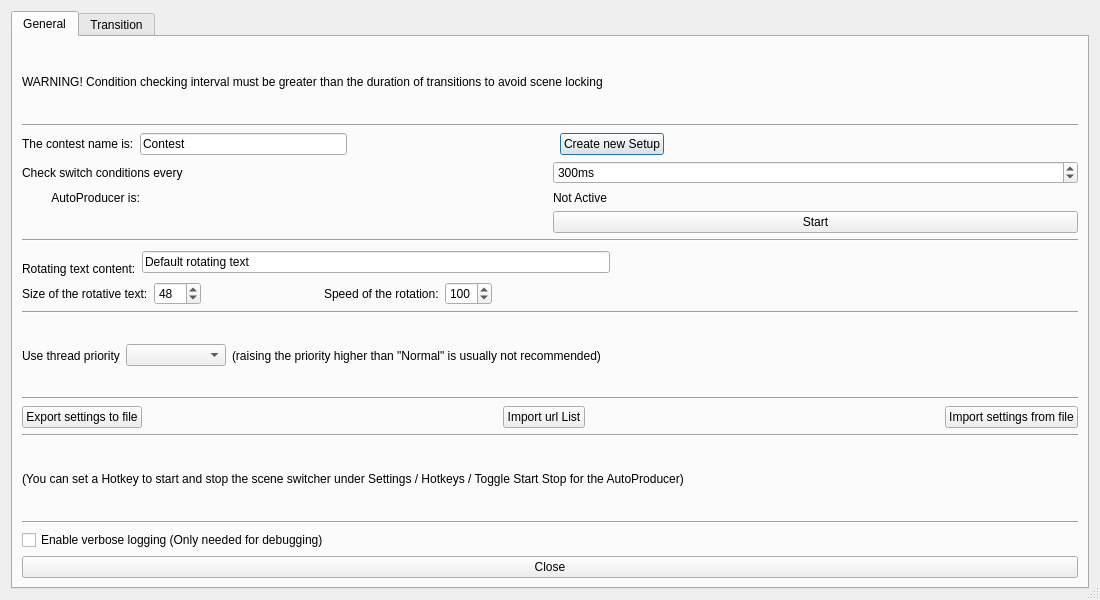
First picture: the form in forms/advanced-scene-switcher.ui, repository Bryshot/TFG, before the edit.
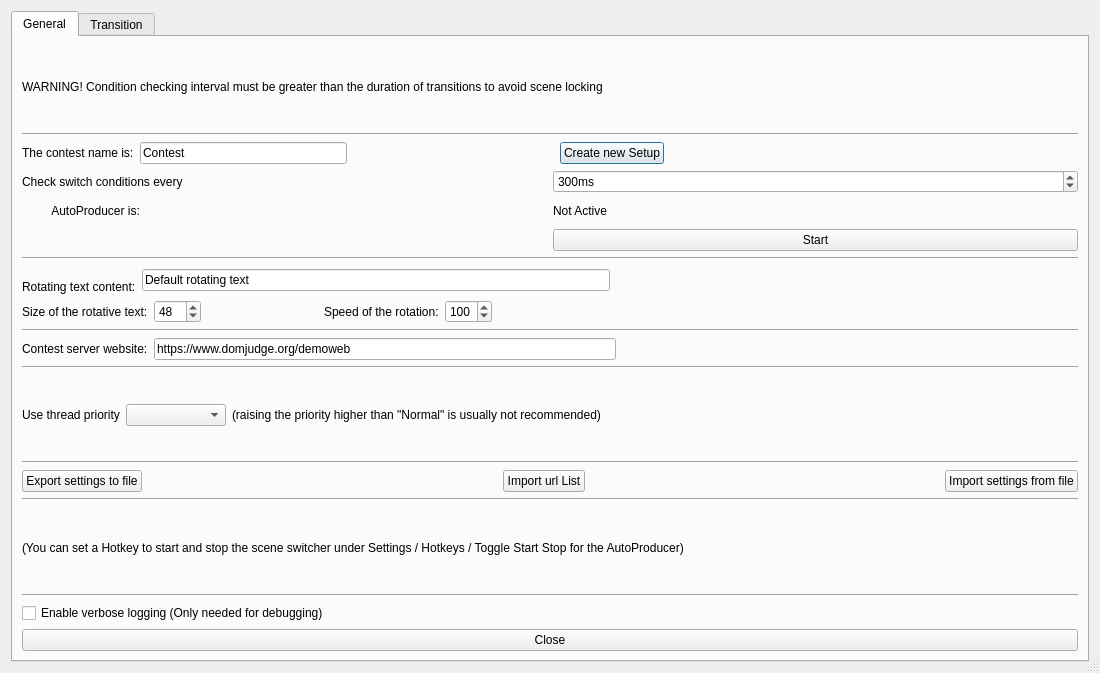
Second picture: the form after the edit.

Commit message:
contestWebServer añadido al ui
y eliminada la variable curlAllContest por rebundancia

Diff of the .ui file:
```diff
--- a/forms/advanced-scene-switcher.ui
+++ b/forms/advanced-scene-switcher.ui
@@ -7,7 +7,7 @@
     <x>0</x>
     <y>0</y>
     <width>1100</width>
-    <height>600</height>
+    <height>673</height>
    </rect>
   </property>
   <property name="sizePolicy">
@@ -356,6 +356,44 @@
          </property>
         </widget>
        </item>
+       <item>
+        <layout class="QHBoxLayout" name="horizontalLayout">
+         <item>
+          <widget class="QLabel" name="label_7">
+           <property name="text">
+            <string>Contest server website:</string>
+           </property>
+          </widget>
+         </item>
+         <item>
+          <widget class="QLineEdit" name="contestServer">
+           <property name="text">
+            <string>https://www.domjudge.org/demoweb</string>
+           </property>
+          </widget>
+         </item>
+         <item>
+          <spacer name="horizontalSpacer_11">
+           <property name="orientation">
+            <enum>Qt::Horizontal</enum>
+           </property>
+           <property name="sizeHint" stdset="0">
+            <size>
+             <width>40</width>
+             <height>20</height>
+            </size>
+           </property>
+          </spacer>
+         </item>
+        </layout>
+       </item>
+       <item>
+        <widget class="Line" name="line">
+         <property name="orientation">
+          <enum>Qt::Horizontal</enum>
+         </property>
+        </widget>
+       </item>
        <item>
         <layout class="QHBoxLayout" name="horizontalLayout_49">
          <item>
```
The commit also changes 4 other files.
